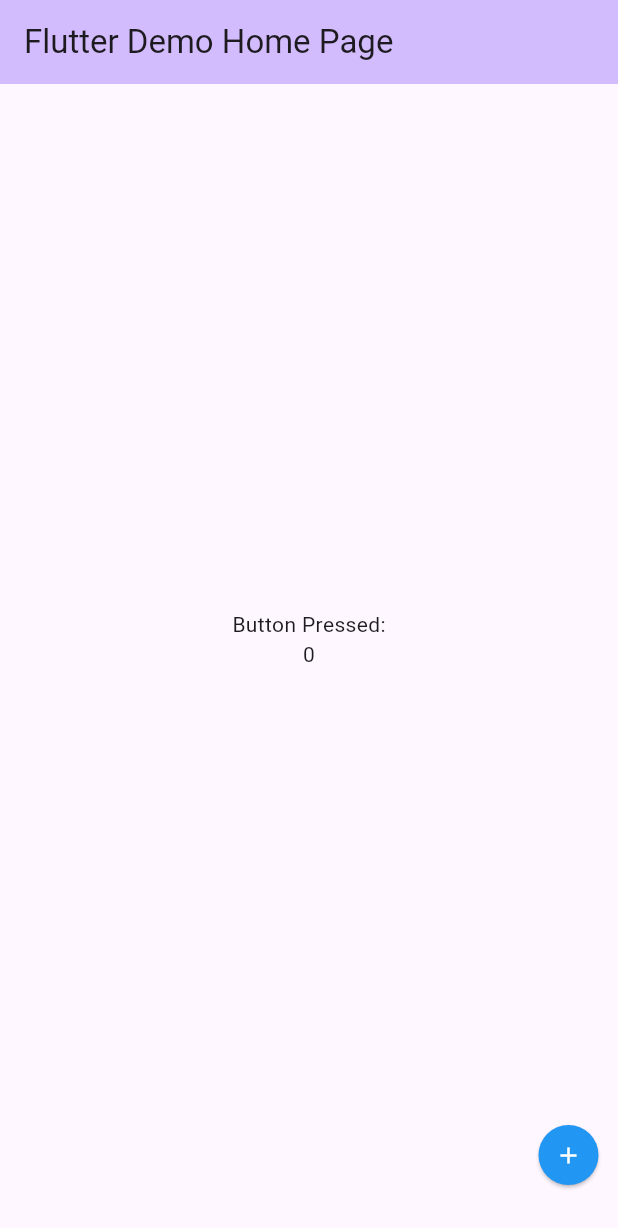
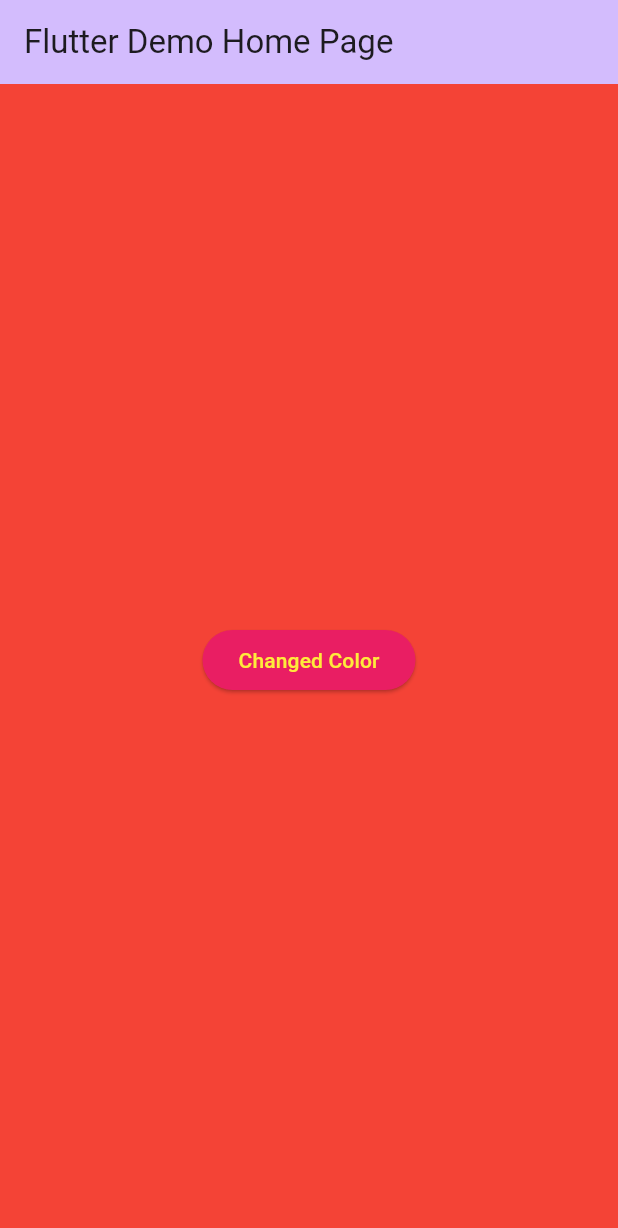
Before and after one commit to howls110900/bai_tap_buoi_6, a Flutter app: the screen it shows after launch, on a phone screen of 412 x 824 dp. Shown: the top 1228 px of the screen. Run offline on Flutter 3.47's test engine with Material 2 defaults, Android fonts, the phone set to English and light mode, and no system bars.

Commit message:
commit homework

```diff
--- /dev/null
+++ b/lib/changed_colors.dart
@@ -0,0 +1,57 @@
+import 'dart:math';
+
+import 'package:flutter/cupertino.dart';
+import 'package:flutter/material.dart';
+
+class MyApp3 extends StatefulWidget {
+  const MyApp3({super.key});
+  @override
+  State<MyApp3> createState() => _AppState();
+}
+
+class _AppState extends State<MyApp3> {
+  List randomColors = [
+    Colors.red,
+    Colors.green,
+    Colors.yellow,
+    Colors.white,
+    Colors.purpleAccent,
+    Colors.purple,
+    Colors.deepOrange,
+    Colors.lightGreen,
+    Colors.blueGrey,
+    Colors.blue,
+    Colors.lightGreenAccent
+  ];
+  int count = 0;
+  @override
+  void inc() {
+    setState((){
+      count ++;
+      if(count <= 10) count = count;
+      else {count = 0 ;
+      count ++ ;}
+    });
+  }
+
+  @override
+  Widget build(BuildContext context) {
+    return Container(
+        height: double.infinity,
+        width: double.infinity,
+        decoration: BoxDecoration(
+          color: randomColors[count],
+        ),
+        child: Row(
+          mainAxisAlignment: MainAxisAlignment.center,
+          children: [
+            ElevatedButton(
+              onPressed: inc,
+              style: ElevatedButton.styleFrom(backgroundColor: Colors.pink),
+              child:
+              const Text('Changed Color', style: TextStyle(color: Colors.yellow),),
+            )
+          ],
+        ));
+  }
+}
--- a/lib/main.dart
+++ b/lib/main.dart
@@ -1,5 +1,6 @@
+import 'package:buoi_6/changed_colors.dart';
 import 'package:flutter/material.dart';
-import 'bt_buoi_6.dart';
+import 'pressed.dart';
 
 void main() {
   runApp(const MyApp());
@@ -87,12 +88,7 @@ class _MyHomePageState extends State<MyHomePage> {
         // the App.build method, and use it to set our appbar title.
         title: Text(widget.title),
       ),
-      body:
-        Container(
-          padding: const EdgeInsets.only(top: 350),
-          child:
-          const MyApp2(),
-        )
+      body: const MyApp3(),
     );
   }
 }
```
Also changed, not shown: lib/pressed.dart (renamed from lib/bt_buoi_6.dart).
